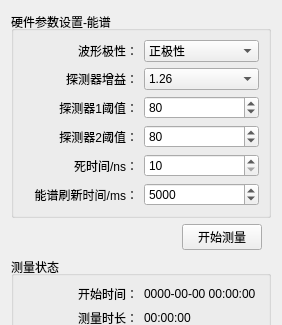
Qt form spectrumModel.ui (MrXiaomao/Cu_Activation) before a commit; both pictures show x 0 to 282 and y 0 to 325 of the 282 by 485 pixel window.
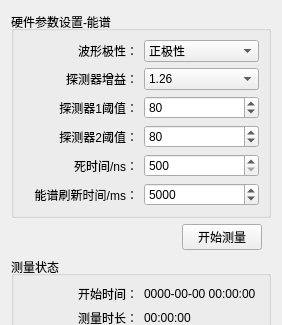
The same form after that commit.

Patch:
```diff
--- a/spectrumModel.ui
+++ b/spectrumModel.ui
@@ -200,7 +200,7 @@
          <item row="4" column="1">
           <widget class="QSpinBox" name="spinBox_3">
            <property name="minimum">
-            <number>10</number>
+            <number>500</number>
            </property>
            <property name="maximum">
             <number>1000</number>
```
